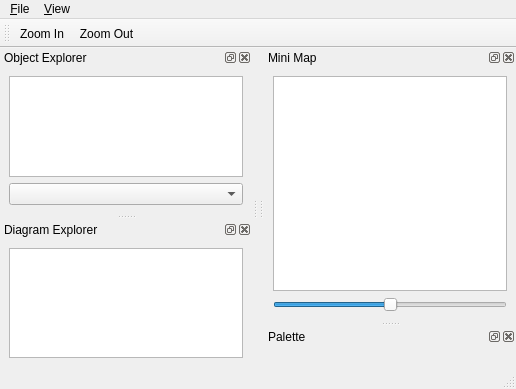
Before: the Qt Designer form branches/new-repo-experimenting/mainwindow/mainwindow.ui in qreal/qreal, drawn with Qt 5.
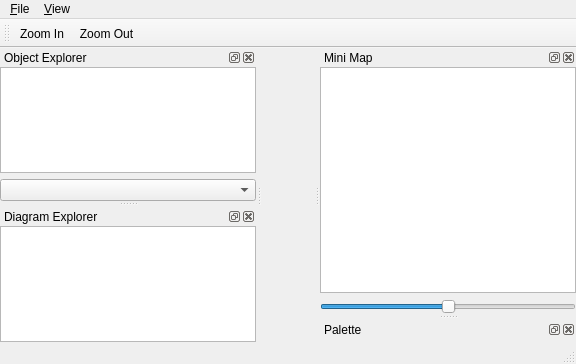
After: the same form once the commit is applied. Icons and pictures are not drawn. Custom widgets are drawn as their Qt base class.

The edit to the form file:
```diff
--- a/branches/new-repo-experimenting/mainwindow/mainwindow.ui
+++ b/branches/new-repo-experimenting/mainwindow/mainwindow.ui
@@ -5,8 +5,8 @@
    <rect>
     <x>0</x>
     <y>0</y>
-    <width>516</width>
-    <height>389</height>
+    <width>576</width>
+    <height>364</height>
    </rect>
   </property>
   <property name="windowTitle" >
@@ -18,8 +18,8 @@
     <rect>
      <x>0</x>
      <y>0</y>
-     <width>516</width>
-     <height>25</height>
+     <width>576</width>
+     <height>28</height>
     </rect>
    </property>
    <widget class="QMenu" name="menu_File_2" >
@@ -56,21 +56,12 @@
    </attribute>
    <widget class="QWidget" name="dockWidgetContents_3" >
     <layout class="QVBoxLayout" >
+     <property name="margin" >
+      <number>0</number>
+     </property>
      <property name="spacing" >
       <number>6</number>
      </property>
-     <property name="leftMargin" >
-      <number>9</number>
-     </property>
-     <property name="topMargin" >
-      <number>9</number>
-     </property>
-     <property name="rightMargin" >
-      <number>9</number>
-     </property>
-     <property name="bottomMargin" >
-      <number>9</number>
-     </property>
      <item>
       <widget class="QTreeView" name="objectExplorer" >
        <property name="acceptDrops" >
@@ -120,21 +111,12 @@
    </attribute>
    <widget class="QWidget" name="dockWidgetContents_2" >
     <layout class="QHBoxLayout" >
+     <property name="margin" >
+      <number>0</number>
+     </property>
      <property name="spacing" >
       <number>6</number>
      </property>
-     <property name="leftMargin" >
-      <number>9</number>
-     </property>
-     <property name="topMargin" >
-      <number>9</number>
-     </property>
-     <property name="rightMargin" >
-      <number>9</number>
-     </property>
-     <property name="bottomMargin" >
-      <number>9</number>
-     </property>
      <item>
       <widget class="QTreeView" name="diagramExplorer" >
        <property name="acceptDrops" >
@@ -153,10 +135,7 @@
     <enum>Qt::Horizontal</enum>
    </property>
    <attribute name="toolBarArea" >
-    <enum>TopToolBarArea</enum>
-   </attribute>
-   <attribute name="toolBarBreak" >
-    <bool>false</bool>
+    <number>4</number>
    </attribute>
    <addaction name="actionZoom_In" />
    <addaction name="actionZoom_Out" />
@@ -170,21 +149,12 @@
    </attribute>
    <widget class="QWidget" name="dockWidgetContents_4" >
     <layout class="QVBoxLayout" >
+     <property name="margin" >
+      <number>0</number>
+     </property>
      <property name="spacing" >
       <number>6</number>
      </property>
-     <property name="leftMargin" >
-      <number>9</number>
-     </property>
-     <property name="topMargin" >
-      <number>9</number>
-     </property>
-     <property name="rightMargin" >
-      <number>9</number>
-     </property>
-     <property name="bottomMargin" >
-      <number>9</number>
-     </property>
      <item>
       <widget class="QGraphicsView" name="minimapView" >
        <property name="dragMode" >
@@ -217,21 +187,12 @@
    </attribute>
    <widget class="QWidget" name="dockWidgetContents_5" >
     <layout class="QHBoxLayout" >
+     <property name="margin" >
+      <number>0</number>
+     </property>
      <property name="spacing" >
       <number>6</number>
      </property>
-     <property name="leftMargin" >
-      <number>9</number>
-     </property>
-     <property name="topMargin" >
-      <number>9</number>
-     </property>
-     <property name="rightMargin" >
-      <number>9</number>
-     </property>
-     <property name="bottomMargin" >
-      <number>9</number>
-     </property>
      <item>
       <widget class="PaletteToolbox" name="paletteToolbox" />
      </item>
```
